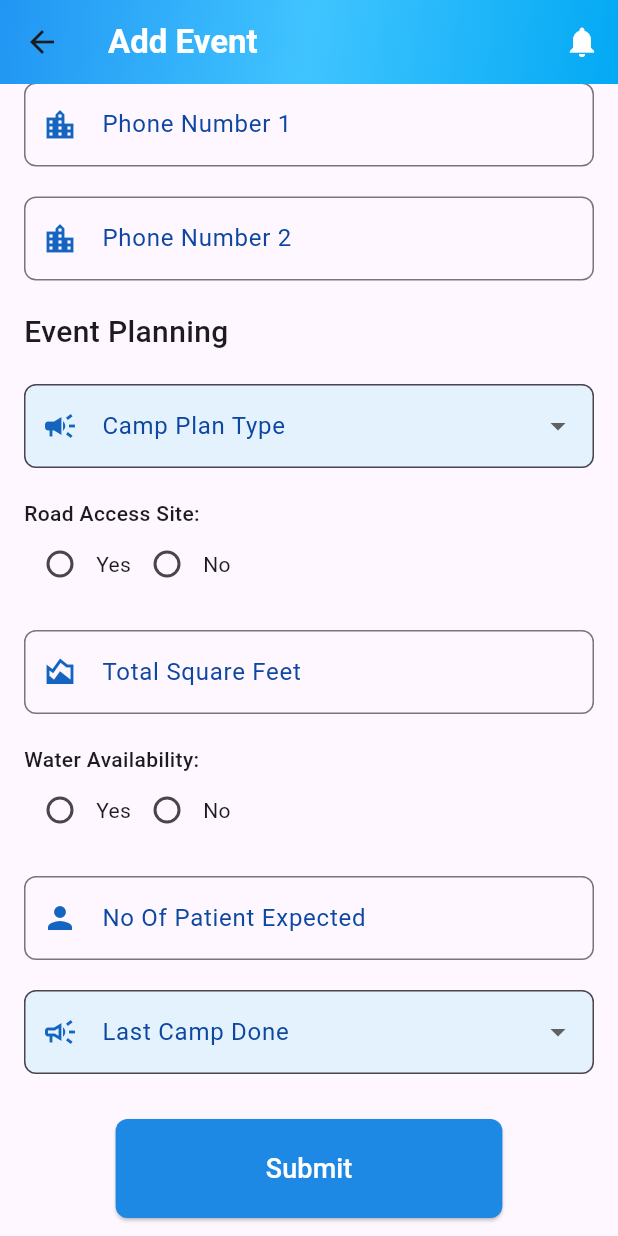
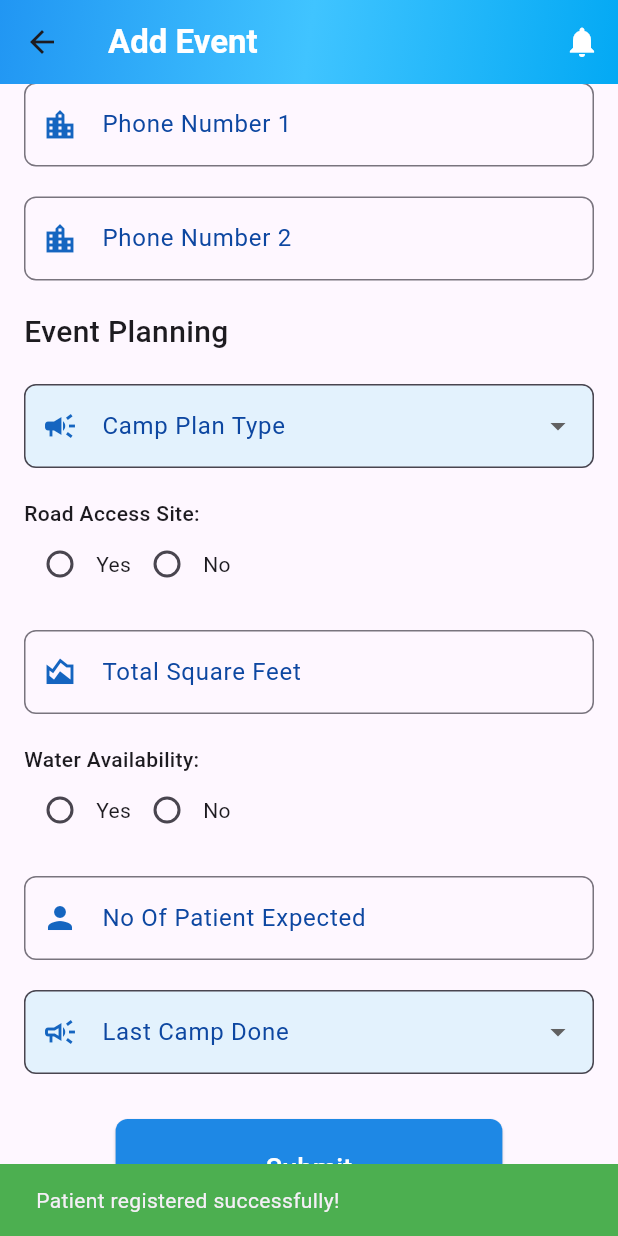
Before and after one commit to FoxtonResearchTech/camp_organizer, a Flutter app: the AddEvent screen opened directly, scrolled down 1152 dp, after a tap on "Submit", on a phone screen of 412 x 824 dp. Run offline on Flutter 3.47's test engine with Material 3 defaults, Android fonts, the light colour scheme and no system bars; drawn by our look-alikes of flutter_animate; our stand-ins replace cloud_firestore, curved_navigation_bar, firebase_auth, firebase_core, fl_chart, flutter_bloc and 3 more; accounts and stored records are empty.

Commit message:
profile page

```diff
--- /dev/null
+++ b/devtools_options.yaml
@@ -0,0 +1,3 @@
+description: This file stores settings for Dart & Flutter DevTools.
+documentation: https://docs.flutter.dev/tools/devtools/extensions#configure-extension-enablement-states
+extensions:
--- /dev/null
+++ b/lib/bloc/AddEvent/event_bloc.dart
@@ -0,0 +1,52 @@
+import 'dart:convert';
+import 'package:camp_organizer/bloc/AddEvent/event_event.dart';
+import 'package:camp_organizer/bloc/AddEvent/event_state.dart';
+import 'package:firebase_auth/firebase_auth.dart';
+import 'package:flutter/material.dart';
+import 'package:flutter_bloc/flutter_bloc.dart';
+import 'package:cloud_firestore/cloud_firestore.dart';
+
+class EventFormBloc extends Bloc<EventEvent, EventFormState> {
+  final FirebaseFirestore _firestore = FirebaseFirestore.instance;
+
+  EventFormBloc() : super(EventFormInitial()) {
+    on<SubmitForm>(_onSubmitForm); // Register the event handler here
+  }
+
+  Future<void> _onSubmitForm(SubmitForm event, Emitter<EventFormState> emit) async {
+    emit(FormSubmitting());
+    try {
+      await submitEventData(event, emit);
+    } catch (e) {
+      emit(FormSubmitFailure(e.toString())); // Emit failure state with the error message
+    }
+  }
+
+  Future<void> submitEventData(SubmitForm event, Emitter<EventFormState> emit) async {
+    CollectionReference patientsCollection = _firestore.collection('AddEvent');
+    User? user = FirebaseAuth.instance.currentUser;  // Get the current logged-in user
+
+    // Directly add the event data to Firestore with the updated field names
+    await patientsCollection.add({
+      'campName': event.campName,
+      'organization': event.organization,
+      'address': event.address,
+      'city': event.city,
+      'state': event.state,
+      'pincode': event.pincode,
+      'name': event.name,
+      'phoneNumber1': event.phoneNumber1,
+      'phoneNumber2': event.phoneNumber2,
+      'name2': event.name2,
+      'phoneNumber1_2': event.phoneNumber1_2,
+      'phoneNumber2_2': event.phoneNumber2_2,
+      'totalSquareFeet': event.totalSquareFeet,
+      'noOfPatientExpected': event.noOfPatientExpected,
+      'CreatedOn': DateTime.now(),
+      'EmployeeId': user?.email,
+    });
+
+    emit(FormSubmitSuccess());  // Emit success state when data is saved
+  }
+
+}
--- /dev/null
+++ b/lib/bloc/AddEvent/event_event.dart
@@ -0,0 +1,35 @@
+abstract class EventEvent {}
+
+class SubmitForm extends EventEvent {
+  final String campName;
+  final String organization;
+  final String address;
+  final String city;
+  final String state;
+  final String pincode;
+  final String name;
+  final String phoneNumber1;
+  final String phoneNumber2;
+  final String name2;
+  final String phoneNumber1_2;
+  final String phoneNumber2_2;
+  final String totalSquareFeet;
+  final String noOfPatientExpected;
+
+  SubmitForm({
+    required this.campName,
+    required this.organization,
+    required this.address,
+    required this.city,
+    required this.state,
+    required this.pincode,
+    required this.name,
+    required this.phoneNumber1,
+    required this.phoneNumber2,
+    required this.name2,
+    required this.phoneNumber1_2,
+    required this.phoneNumber2_2,
+    required this.totalSquareFeet,
+    required this.noOfPatientExpected,
+  });
+}
--- /dev/null
+++ b/lib/bloc/AddEvent/event_state.dart
@@ -0,0 +1,15 @@
+// event_state.dart
+abstract class EventFormState {}
+
+class EventFormInitial extends EventFormState {}
+
+class FormSubmitting extends EventFormState {}
+
+class FormSubmitSuccess extends EventFormState {}
+
+class FormSubmitFailure extends EventFormState {
+  final String error;
+
+  FormSubmitFailure(this.error);
+}
+class FormSubmitDuplicate extends EventFormState {}
--- a/lib/main.dart
+++ b/lib/main.dart
@@ -1,11 +1,14 @@
+import 'package:camp_organizer/bloc/AddEvent/event_bloc.dart';
 import 'package:camp_organizer/bloc/auth/auth_bloc.dart';
 import 'package:camp_organizer/firebase_options.dart';
+import 'package:camp_organizer/presentation/Event/add_event.dart';
 import 'package:camp_organizer/presentation/authentication/login_screen.dart';
 import 'package:firebase_core/firebase_core.dart';
 import 'package:flutter/material.dart';
 import 'package:flutter_bloc/flutter_bloc.dart';
 
 import 'repository/auth_repository.dart';
+import 'widgets/bottom_navigation_bar/fluid_bottom_navigation_bar.dart';
 
 void main() async {
   WidgetsFlutterBinding.ensureInitialized();
@@ -32,6 +35,9 @@ class MyApp extends StatelessWidget {
         BlocProvider<AuthBloc>(
           create: (context) => AuthBloc(authRepository: authRepository),
         ),
+        BlocProvider(
+          create: (context) => EventFormBloc(),
+        ),
       ],
       child: MaterialApp(
         debugShowCheckedModeBanner: false,
--- a/lib/presentation/Event/add_event.dart
+++ b/lib/presentation/Event/add_event.dart
@@ -1,3 +1,6 @@
+import 'package:camp_organizer/bloc/AddEvent/event_bloc.dart';
+import 'package:camp_organizer/bloc/AddEvent/event_event.dart';
+import 'package:camp_organizer/bloc/AddEvent/event_state.dart';
 import 'package:camp_organizer/presentation/notification/notification.dart';
 import 'package:camp_organizer/utils/app_colors.dart';
 import 'package:camp_organizer/widgets/Dropdown/custom_dropdown.dart';
@@ -5,6 +8,8 @@ import 'package:camp_organizer/widgets/Text%20Form%20Field/custom_text_form_fiel
 import 'package:camp_organizer/widgets/button/custom_button.dart';
 import 'package:flutter/material.dart';
 import 'package:flutter_animate/flutter_animate.dart';
+import 'package:flutter_bloc/flutter_bloc.dart';
+import 'package:flutter_spinkit/flutter_spinkit.dart';
 import 'package:intl/intl.dart';
 
 class AddEvent extends StatefulWidget {
@@ -14,15 +19,28 @@ class AddEvent extends StatefulWidget {
   State<AddEvent> createState() => _AddEventState();
 }
 
-class _AddEventState extends State<AddEvent> with SingleTickerProviderStateMixin {
+class _AddEventState extends State<AddEvent>
+    with SingleTickerProviderStateMixin {
   late TextEditingController _dateController;
   late AnimationController _controller;
   late Animation<double> _opacityAnimation;
   late Animation<Offset> _slideAnimation;
 
   final List<String> dropdownItems = ['Morning', 'Afternoon'];
-  final List<String> campPlanType = ['Main Event With Co-organized', 'Individual Campevent'];
-  final List<String> lastCampDone = ['below 1 month', '1 month above', '2 month above', '3 month above', '6 month above', '12 month above', '2 years above', '5 years above'];
+  final List<String> campPlanType = [
+    'Main Event With Co-organized',
+    'Individual Campevent'
+  ];
+  final List<String> lastCampDone = [
+    'below 1 month',
+    '1 month above',
+    '2 month above',
+    '3 month above',
+    '6 month above',
+    '12 month above',
+    '2 years above',
+    '5 years above'
+  ];
 
   String? selectedValue;
   String? campPlanselectedValue;
@@ -35,9 +53,13 @@ class _AddEventState extends State<AddEvent> with SingleTickerProviderStateMixin
   void initState() {
     super.initState();
     _dateController = TextEditingController();
-    _controller = AnimationController(vsync: this, duration: const Duration(milliseconds: 500));
-    _opacityAnimation = Tween<double>(begin: 0.0, end: 1.0).animate(_controller);
-    _slideAnimation = Tween<Offset>(begin: const Offset(0.0, 0.1), end: Offset.zero).animate(CurvedAnimation(
+    _controller = AnimationController(
+        vsync: this, duration: const Duration(milliseconds: 500));
+    _opacityAnimation =
+        Tween<double>(begin: 0.0, end: 1.0).animate(_controller);
+    _slideAnimation =
+        Tween<Offset>(begin: const Offset(0.0, 0.1), end: Offset.zero)
+            .animate(CurvedAnimation(
       parent: _controller,
       curve: Curves.easeInOut,
     ));
@@ -62,18 +84,54 @@ class _AddEventState extends State<AddEvent> with SingleTickerProviderStateMixin
 
   @override
   void dispose() {
+    campNameController.dispose();
+    organizationController.dispose();
+    addressController.dispose();
+    cityController.dispose();
+    stateController.dispose();
+    pincodeController.dispose();
+    nameController.dispose();
+    phoneNumber1Controller.dispose();
+    phoneNumber2Controller.dispose();
+    name2Controller.dispose();
+    phoneNumber1_2Controller.dispose();
+    phoneNumber2_2Controller.dispose();
+    totalSquareFeetController.dispose();
+    noOfPatientExpectedController.dispose();
     _dateController.dispose();
     _controller.dispose();
+    timeController.dispose();
     super.dispose();
   }
+  TextEditingController timeController = TextEditingController();
+  final TextEditingController campNameController = TextEditingController();
+  final TextEditingController organizationController = TextEditingController();
+  final TextEditingController addressController = TextEditingController();
+  final TextEditingController cityController = TextEditingController();
+  final TextEditingController stateController = TextEditingController();
+  final TextEditingController pincodeController = TextEditingController();
+  final TextEditingController nameController = TextEditingController();
+  final TextEditingController phoneNumber1Controller = TextEditingController();
+  final TextEditingController phoneNumber2Controller = TextEditingController();
+  final TextEditingController name2Controller = TextEditingController();
+  final TextEditingController phoneNumber1_2Controller =
+      TextEditingController();
+  final TextEditingController phoneNumber2_2Controller =
+      TextEditingController();
+  final TextEditingController totalSquareFeetController =
+      TextEditingController();
+  final TextEditingController noOfPatientExpectedController =
+      TextEditingController();
 
   @override
   Widget build(BuildContext context) {
+
     return Scaffold(
       appBar: AppBar(
         title: const Text(
           'Add Event',
-          style: TextStyle(color: Colors.white, fontSize: 22, fontWeight: FontWeight.bold),
+          style: TextStyle(
+              color: Colors.white, fontSize: 22, fontWeight: FontWeight.bold),
         ),
         centerTitle: false,
         backgroundColor: Colors.transparent,
@@ -91,7 +149,8 @@ class _AddEventState extends State<AddEvent> with SingleTickerProviderStateMixin
           IconButton(
             icon: Icon(Icons.notifications, color: Colors.white),
             onPressed: () {
-              Navigator.push(context, MaterialPageRoute(builder: (context) => NotificationPage()));
+              Navigator.push(context,
+                  MaterialPageRoute(builder: (context) => NotificationPage()));
             },
           ),
         ],
@@ -129,29 +188,38 @@ class _AddEventState extends State<AddEvent> with SingleTickerProviderStateMixin
                       Expanded(
                         child: AnimatedSize(
                           duration: const Duration(milliseconds: 300),
-                          child: CustomDropdownFormField(
-                            labelText: "Time",
-                            icon: Icons.watch_later,
-                            items: dropdownItems,
-                            value: selectedValue,
-                            onChanged: (newValue) {
-                              setState(() {
-                                selectedValue = newValue;
-                              });
+                          child: CustomTextFormField(
+                            controller: timeController,
+                            onTap: () async {
+                              // Open the time picker when the TextField is tapped
+                              TimeOfDay? pickedTime = await showTimePicker(
+                                context: context,
+                                initialTime: TimeOfDay.now(), // Set the initial time to the current time
+                              );
+
+                              if (pickedTime != null) {
+                                // Format and set the selected time in the TextField
+                                timeController.text = pickedTime.format(context);
+                              }
                             },
                             validator: (value) {
                               if (value == null || value.isEmpty) {
-                                return 'Please select an option';
+                                return 'Please select a time';
                               }
                               return null;
                             },
+                            labelText: 'Date',
+                            icon: Icons.watch_later,
                           ),
                         ),
                       ),
+
+
                     ],
                   ),
                   SizedBox(height: 20),
-                  ..._buildFormFields(), // Method to build the rest of the form fields
+                  ..._buildFormFields(),
+                  // Method to build the rest of the form fields
                 ],
               ),
             ),
@@ -162,44 +230,45 @@ class _AddEventState extends State<AddEvent> with SingleTickerProviderStateMixin
   }
 
   List<Widget> _buildFormFields() {
+    final bloc = BlocProvider.of<EventFormBloc>(context);
     List<Widget> fields = [
-      _buildCustomTextFormField('Camp Name', Icons.location_city),
+      _buildCustomTextFormField('Camp Name', Icons.location_city, campNameController),
       SizedBox(height: 20),
-      _buildCustomTextFormField('Organization', Icons.location_city),
+      _buildCustomTextFormField('Organization', Icons.location_city, organizationController),
       SizedBox(height: 20),
-      _buildCustomTextFormField('Address', Icons.home),
+      _buildCustomTextFormField('Address', Icons.home, addressController),
       SizedBox(height: 20),
-      _buildCustomTextFormField('City', Icons.location_city),
+      _buildCustomTextFormField('City', Icons.location_city, cityController),
       SizedBox(height: 20),
-      _buildCustomTextFormField('State', Icons.location_city),
+      _buildCustomTextFormField('State', Icons.location_city, stateController),
       SizedBox(height: 20),
-      _buildCustomTextFormField('Pincode', Icons.location_city),
+      _buildCustomTextFormField('Pincode', Icons.location_city, pincodeController),
       SizedBox(height: 20),
       Text(
         "Concern Person1 Details",
         style: TextStyle(fontWeight: FontWeight.w500, fontSize: 20),
       ),
       SizedBox(height: 20),
-      _buildCustomTextFormField('Name', Icons.location_city),
+      _buildCustomTextFormField('Name', Icons.location_city, nameController),
       SizedBox(height: 20),
-      _buildCustomTextFormField('Position', Icons.location_city),
+      _buildCustomTextFormField('Position', Icons.location_city, phoneNumber1Controller), // Assuming Position field is here
       SizedBox(height: 20),
-      _buildCustomTextFormField('Phone Number 1', Icons.location_city),
+      _buildCustomTextFormField('Phone Number 1', Icons.location_city, phoneNumber1Controller),
       SizedBox(height: 20),
-      _buildCustomTextFormField('Phone Number 2', Icons.location_city),
+      _buildCustomTextFormField('Phone Number 2', Icons.location_city, phoneNumber2Controller),
       SizedBox(height: 20),
       Text(
         "Concern Person2 Details",
         style: TextStyle(fontWeight: FontWeight.w500, fontSize: 20),
       ),
       SizedBox(height: 20),
-      _buildCustomTextFormField('Name', Icons.location_city),
+      _buildCustomTextFormField('Name', Icons.location_city, name2Controller),
       SizedBox(height: 20),
-      _buildCustomTextFormField('Position', Icons.location_city),
+      _buildCustomTextFormField('Position', Icons.location_city, phoneNumber1_2Controller),
       SizedBox(height: 20),
-      _buildCustomTextFormField('Phone Number 1', Icons.location_city),
+      _buildCustomTextFormField('Phone Number 1', Icons.location_city, phoneNumber1_2Controller),
       SizedBox(height: 20),
-      _buildCustomTextFormField('Phone Number 2', Icons.location_city),
+      _buildCustomTextFormField('Phone Number 2', Icons.location_city, phoneNumber2_2Controller),
       SizedBox(height: 20),
       Text(
         "Event Planning",
@@ -230,7 +299,7 @@ class _AddEventState extends State<AddEvent> with SingleTickerProviderStateMixin
         });
       }),
       SizedBox(height: 20),
-      _buildCustomTextFormField('Total Square Feet', Icons.area_chart_outlined),
+      _buildCustomTextFormField('Total Square Feet', Icons.area_chart_outlined, totalSquareFeetController),
       SizedBox(height: 20),
       _buildRadioOption('Water Availability:', _options, _selectedValue2, (value) {
         setState(() {
@@ -238,7 +307,7 @@ class _AddEventState extends State<AddEvent> with SingleTickerProviderStateMixin
         });
       }),
       SizedBox(height: 20),
-      _buildCustomTextFormField('No Of Patient Expected', Icons.person),
+      _buildCustomTextFormField('No Of Patient Expected', Icons.person, noOfPatientExpectedController),
       SizedBox(height: 20),
       CustomDropdownFormField(
         labelText: "Last Camp Done",
@@ -257,36 +326,90 @@ class _AddEventState extends State<AddEvent> with SingleTickerProviderStateMixin
           return null;
         },
       ),
-
       SizedBox(height: 30),
-
       // Login Button
       Center(
-        child: CustomButton(text: "Submit", onPressed: () {
+        child: BlocConsumer<EventFormBloc, EventFormState>(
+    listener: (context, state) {
+    if (state is FormSubmitFailure) {
+    // Show failure SnackBar
+    ScaffoldMessenger.of(context).showSnackBar(
+    SnackBar(
+    content: Text(state.error), // Display the error message
+    backgroundColor: Colors.red,
+    ),
+    );
+    } else if (state is FormSubmitDuplicate) {
+    // Show duplicate entry SnackBar
+    ScaffoldMessenger.of(context).showSnackBar(
+    SnackBar(
+    content:
+    Text('Patient with the same data already exists.'),
+    backgroundColor: Colors.orange,
+    ),
+    );
+    } else if (state is FormSubmitSuccess) {
+    // Show success SnackBar
+    ScaffoldMessenger.of(context).showSnackBar(
+    SnackBar(
+    content: Text('Patient registered successfully!'),
+    backgroundColor: Colors.green,
+    ),
+    );
 
-        }).animate().move(
-            delay: const Duration(milliseconds: 400),
-            duration: const Duration(milliseconds: 1000),
-            curve: Curves.easeInOut),
+    }
+    },
+    builder: (context, currentState) {
+    return currentState is FormSubmitting
+    ? Center(
+    child: SpinKitPumpingHeart(
+    color: Colors.blue,
+    size: 50.0,
+    ),
+    )
+        : CustomButton(
+    text: "Submit",
+    onPressed: () {
+    bloc.add(SubmitForm(
+    campName: campNameController.text,
+    organization: organizationController.text,
+    address: addressController.text,
+    city: cityController.text,
+    state: stateController.text,
+    pincode: pincodeController.text,
+    name: nameController.text,
+    phoneNumber1: phoneNumber1Controller.text,
+    phoneNumber2: phoneNumber2Controller.text,
+    name2: name2Controller.text,
+    phoneNumber1_2: phoneNumber1_2Controller.text,
+    phoneNumber2_2: phoneNumber2_2Controller.text,
+    totalSquareFeet: totalSquareFeetController.text,
+    noOfPatientExpected: noOfPatientExpectedController.text,
+    ));
+    },
+    );
+    },
+    ),
       ),
-
       // Forgot Password Link
       SizedBox(height: 20),
     ];
     return fields;
   }
 
-  Widget _buildCustomTextFormField(String label, IconData icon) {
+  Widget _buildCustomTextFormField(String label, IconData icon,TextEditingController controller) {
     return AnimatedSize(
       duration: const Duration(milliseconds: 300),
       child: CustomTextFormField(
         labelText: label,
+        controller:controller ,
         icon: icon,
       ),
     );
   }
 
-  Widget _buildRadioOption(String label, List<String> options, String? selectedValue, ValueChanged<String?> onChanged) {
+  Widget _buildRadioOption(String label, List<String> options,
+      String? selectedValue, ValueChanged<String?> onChanged) {
     return Column(
       crossAxisAlignment: CrossAxisAlignment.start,
       children: [
@@ -306,7 +429,6 @@ class _AddEventState extends State<AddEvent> with SingleTickerProviderStateMixin
             );
           }).toList(),
         ),
-
       ],
     );
   }
```
Also changed, not shown: lib/presentation/authentication/login_screen.dart (+8 -3 lines), lib/presentation/dashboard/camp_organizer.dart (+23 -12 lines), lib/presentation/profile/camp-organizer_profile.dart (+10 -6 lines), lib/test.dart (added, +155 -0 lines).
